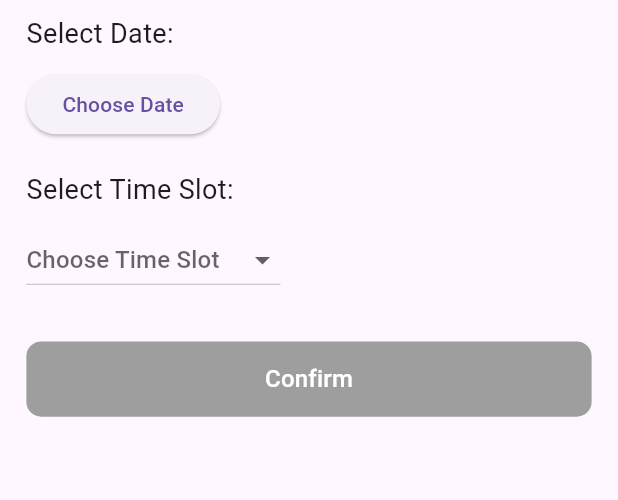
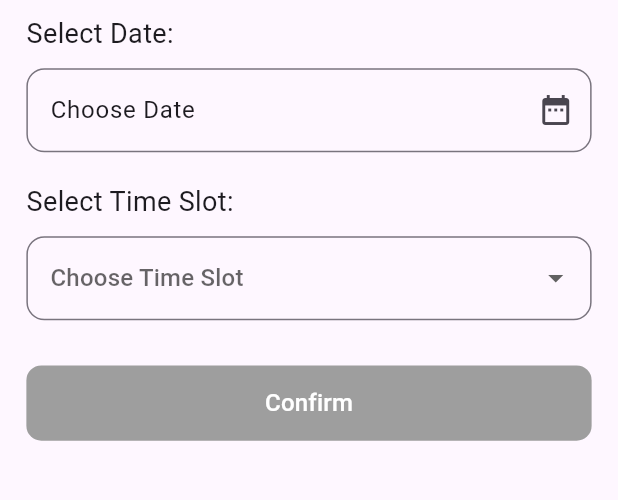
Before and after one commit to abdelrahman3003/booking, a Flutter app: the BookingView screen opened directly, on a phone screen of 412 x 824 dp, the part 61-561 px from its top. Run offline on Flutter 3.47's test engine with Material 3 defaults, Android fonts, the phone set to English and light mode, and no system bars; our stand-ins replace bloc, flutter_bloc, flutter_screenutil.

Commit message:
change rhe button of choosedate to textformfiled and change the style of dropdwionformfield style

```diff
--- a/lib/view/widget/booking_view/choosedate_button.dart
+++ b/lib/view/widget/booking_view/choosedate_button.dart
@@ -14,12 +14,24 @@ class ChoosedateButton extends StatelessWidget {
         if (state is WorkspaceDateSuccess) {
           date = state.date;
         }
-        return ElevatedButton(
-            child: Text(date ?? 'Choose Date'),
-            onPressed: () {
-              context.read<WorkspaceCubit>().pickDate(context);
-              context.read<WorkspaceCubit>().dateAndTime();
-            });
+        return TextFormField(
+          controller: TextEditingController(text: date ?? 'Choose Date'),
+          decoration: const InputDecoration(
+              suffixIcon: Icon(Icons.date_range),
+              border: OutlineInputBorder(
+                  borderRadius: BorderRadius.all(Radius.circular(12)))),
+          onTap: () {
+            context.read<WorkspaceCubit>().pickDate(context);
+            context.read<WorkspaceCubit>().dateAndTime();
+          },
+        );
+
+        // ElevatedButton(
+        //     child: Text(date ?? 'Choose Date'),
+        //     onPressed: () {
+        //       context.read<WorkspaceCubit>().pickDate(context);
+        //       context.read<WorkspaceCubit>().dateAndTime();
+        //     });
       },
     );
   }
--- a/lib/view/widget/booking_view/dropmenu_timeslots.dart
+++ b/lib/view/widget/booking_view/dropmenu_timeslots.dart
@@ -16,9 +16,12 @@ class DropmenuTimeslots extends StatelessWidget {
         if (state is WorkspaceTimeSuccess) {
           time = state.time;
         }
-        return DropdownButton<String>(
+        return DropdownButtonFormField<String>(
           hint: Text(
             time ?? 'Choose Time Slot',
+          ),
+          decoration: InputDecoration(
+            border: OutlineInputBorder(borderRadius: BorderRadius.circular(12)),
           ),
           items: cubit.timeSlots.map((String slot) {
             return DropdownMenuItem<String>(
```
